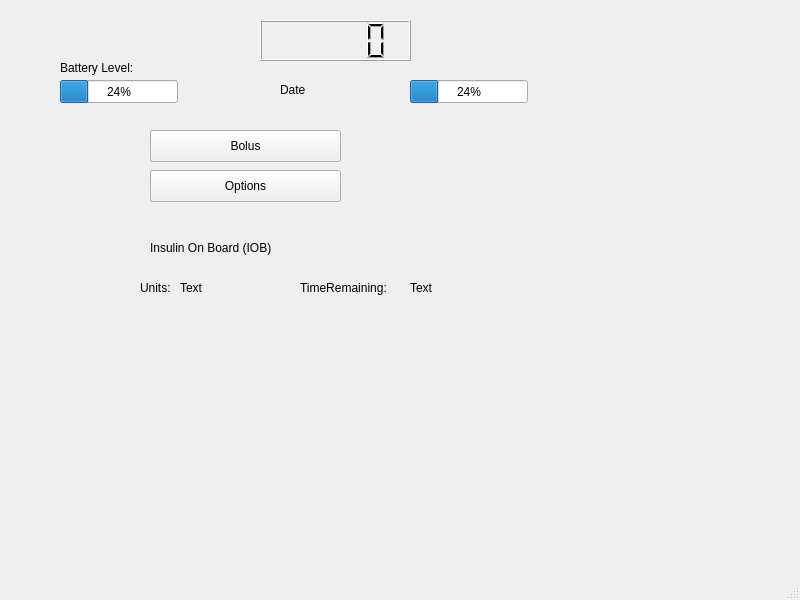
Before: the Qt Designer form COMP3004-FinalProject/mainwindow.ui in cgawdzik/COMP3004-TeamProject, drawn with Qt 5.
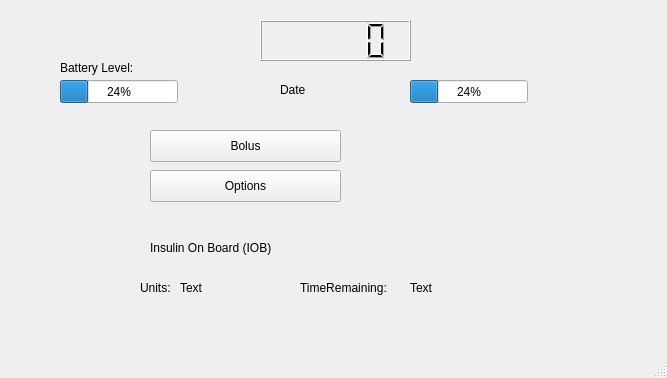
After: the same form once the commit is applied. The open tabs and pages were chosen to show the change.

The edit to the form file:
```diff
--- a/COMP3004-FinalProject/mainwindow.ui
+++ b/COMP3004-FinalProject/mainwindow.ui
@@ -6,8 +6,8 @@
    <rect>
     <x>0</x>
     <y>0</y>
-    <width>800</width>
-    <height>600</height>
+    <width>667</width>
+    <height>378</height>
    </rect>
   </property>
   <property name="windowTitle">
```
Left out of the diff: 4 changed lines with no effect on the pictures.
